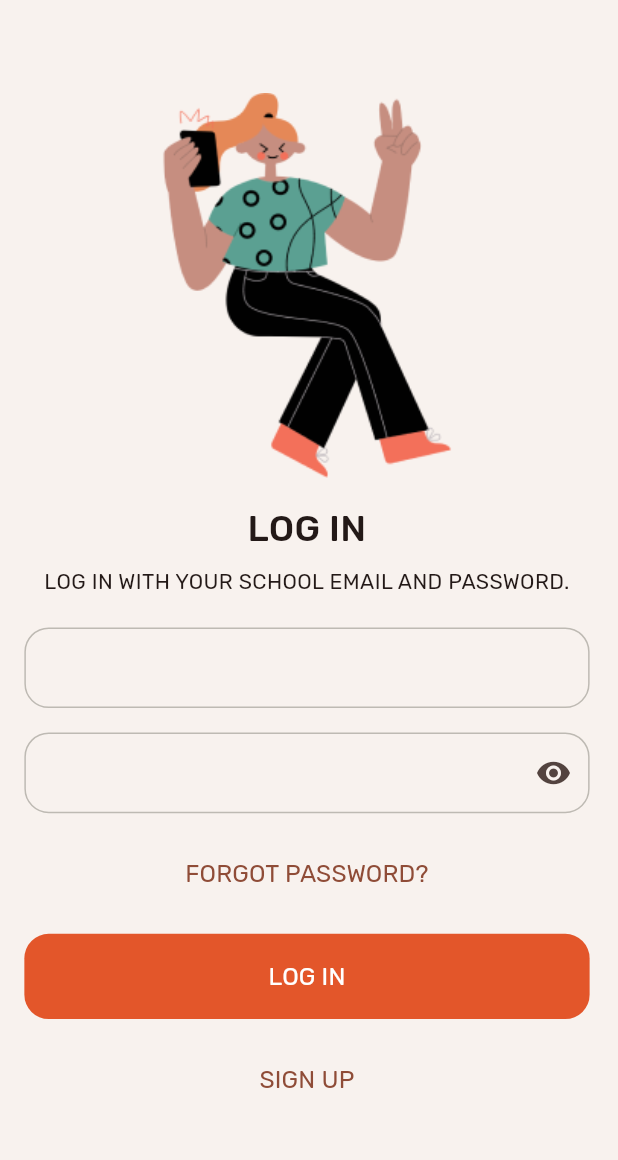
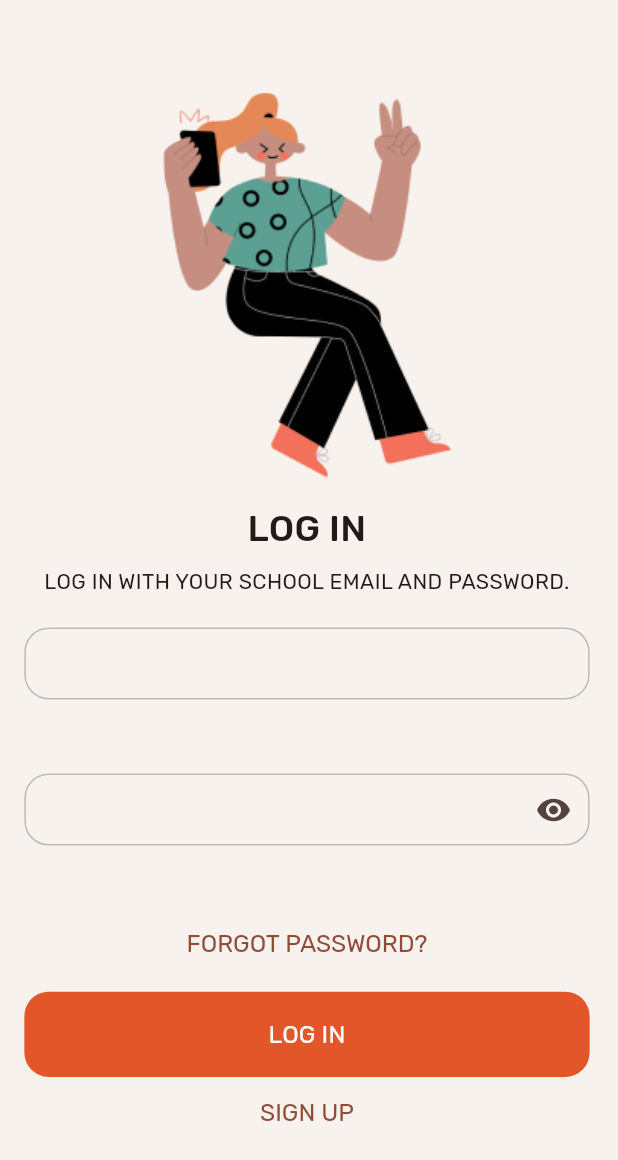
Before and after one commit to code-digga/Mesa-App, a Flutter app: the LoginPage screen opened directly, on a phone screen of 412 x 824 dp. Shown: the top 1160 px of the screen. Run offline on Flutter 3.47's test engine with Material 3 defaults, Android fonts, the phone set to English and light mode, and no system bars; drawn by our look-alikes of flutter_platform_widgets; our stand-ins replace flutter_screenutil, google_fonts.

Commit message:
feat: initial login page UI completed

```diff
--- a/lib/main.dart
+++ b/lib/main.dart
@@ -2,8 +2,9 @@ import 'package:flutter/cupertino.dart';
 import 'package:flutter/material.dart';
 import 'package:flutter_platform_widgets/flutter_platform_widgets.dart';
 import 'package:flutter_screenutil/flutter_screenutil.dart';
-import 'package:mesa_app/screens/onboarding/onboarding.dart';
 import 'package:mesa_app/utils/themes.dart';
+
+import 'screens/login/login.dart';
 
 void main() async {
   runApp(const MesaApp());
@@ -32,7 +33,7 @@ class MesaApp extends StatelessWidget {
               DefaultCupertinoLocalizations.delegate
             ],
             title: 'Mesa',
-            home: OnboardingPage(),
+            home: LoginPage(),
             debugShowCheckedModeBanner: false,
           ),
         ),
--- a/lib/screens/login/login.dart
+++ b/lib/screens/login/login.dart
@@ -1,5 +1,3 @@
-import 'dart:developer';
-
 import 'package:flutter/material.dart';
 import 'package:flutter_platform_widgets/flutter_platform_widgets.dart';
 import 'package:flutter_screenutil/flutter_screenutil.dart';
@@ -74,7 +72,6 @@ class _LoginPageState extends State<LoginPage> {
                   child: Column(
                     children: [
                       CustomInputField(
-                          fieldHeight: 53,
                           hintText: 'Email',
                           fieldWidth: 343,
                           fieldController: emailController,
@@ -84,7 +81,6 @@ class _LoginPageState extends State<LoginPage> {
                         height: 16.h,
                       ),
                       CustomInputField(
-                          fieldHeight: 53,
                           hintText: 'Password',
                           fieldWidth: 343,
                           fieldController: passwordController,
@@ -96,7 +92,7 @@ class _LoginPageState extends State<LoginPage> {
                     ],
                   )),
               Padding(
-                padding: EdgeInsets.symmetric(vertical: 16.h),
+                padding: EdgeInsets.symmetric(vertical: 8.h),
                 child: CustomTextButton(
                   title: 'Forgot Password?',
                   onTap: () {},
@@ -107,16 +103,12 @@ class _LoginPageState extends State<LoginPage> {
                 btnHeight: 56,
                 btnWidth: 343,
                 onTap: () async {
-                  var formCorrect = formKey.currentState?.validate();
-                  log('===========> form correct: $formCorrect');
+                  // var formCorrect = formKey.currentState?.validate();
                 },
               ),
-              Padding(
-                padding: EdgeInsets.symmetric(vertical: 16.h),
-                child: CustomTextButton(
-                  title: 'Sign up',
-                  onTap: () {},
-                ),
+              CustomTextButton(
+                title: 'Sign up',
+                onTap: () {},
               ),
             ],
           ),
--- a/lib/utils/themes.dart
+++ b/lib/utils/themes.dart
@@ -6,9 +6,15 @@ import 'package:google_fonts/google_fonts.dart';
 // Light theme for android
 final lightMaterialTheme = ThemeData(
     applyElevationOverlayColor: false,
+    textButtonTheme: TextButtonThemeData(
+        style: ButtonStyle(
+            textStyle: MaterialStatePropertyAll(GoogleFonts.rubik(
+      color: _secondaryColor,
+    )))),
     iconButtonTheme: const IconButtonThemeData(
         style: ButtonStyle(iconSize: MaterialStatePropertyAll(25))),
     inputDecorationTheme: InputDecorationTheme(
+        contentPadding: const EdgeInsets.symmetric(horizontal: 10).h,
         isDense: false,
         errorBorder: OutlineInputBorder(
             borderSide: const BorderSide(
--- a/lib/widgets/custom_input_field.dart
+++ b/lib/widgets/custom_input_field.dart
@@ -30,7 +30,7 @@ class CustomInputField extends StatelessWidget {
   Widget build(BuildContext context) {
     return SizedBox(
       width: fieldWidth?.w ?? 300.w,
-      height: fieldHeight?.h ?? 70.h,
+      height: fieldHeight?.h ?? 80.h,
       child: PlatformTextFormField(
         controller: fieldController,
         keyboardType: keyboard ?? TextInputType.text,
@@ -39,11 +39,12 @@ class CustomInputField extends StatelessWidget {
         minLines: null,
         onChanged: onChangeFunc,
         hintText: hintText,
-        // expands: isSensitive == null || isSensitive == false,
+        expands: isSensitive == null || isSensitive == false ? true : false,
         validator: validateFunction,
         autofillHints: autoHints,
         material: (_, __) => MaterialTextFormFieldData(
             decoration: InputDecoration(
+          helperText: ' ',
           suffixIcon: isSensitive ?? false
               ? PlatformIconButton(
                   onPressed: iconBtnPress,
```
